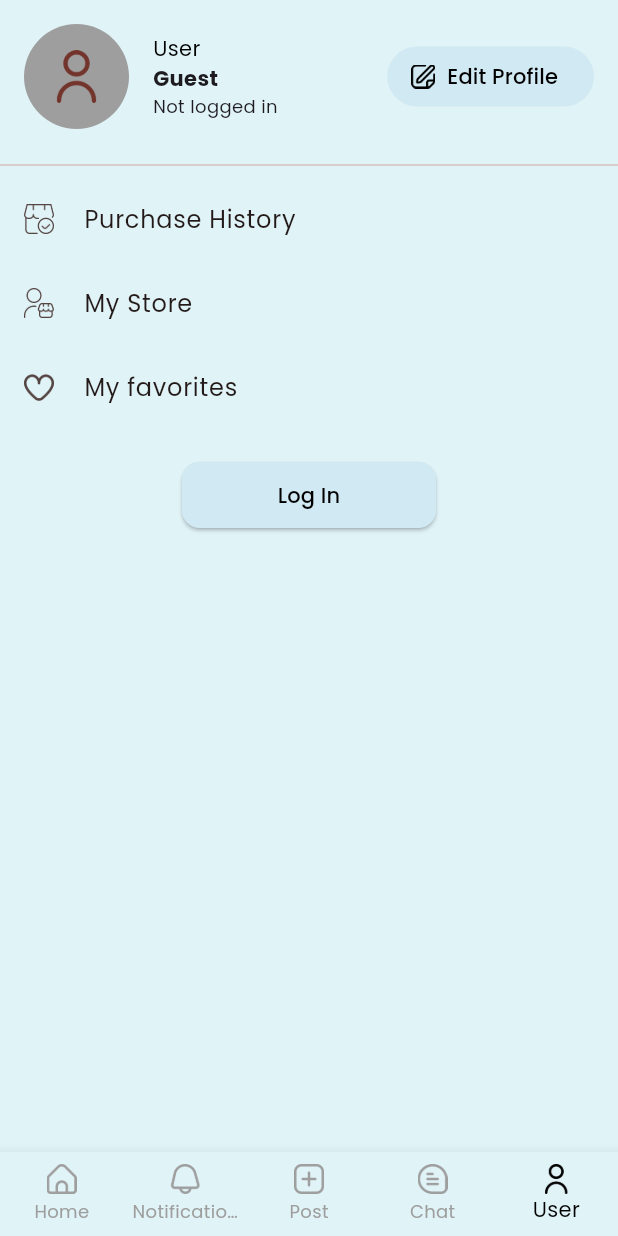
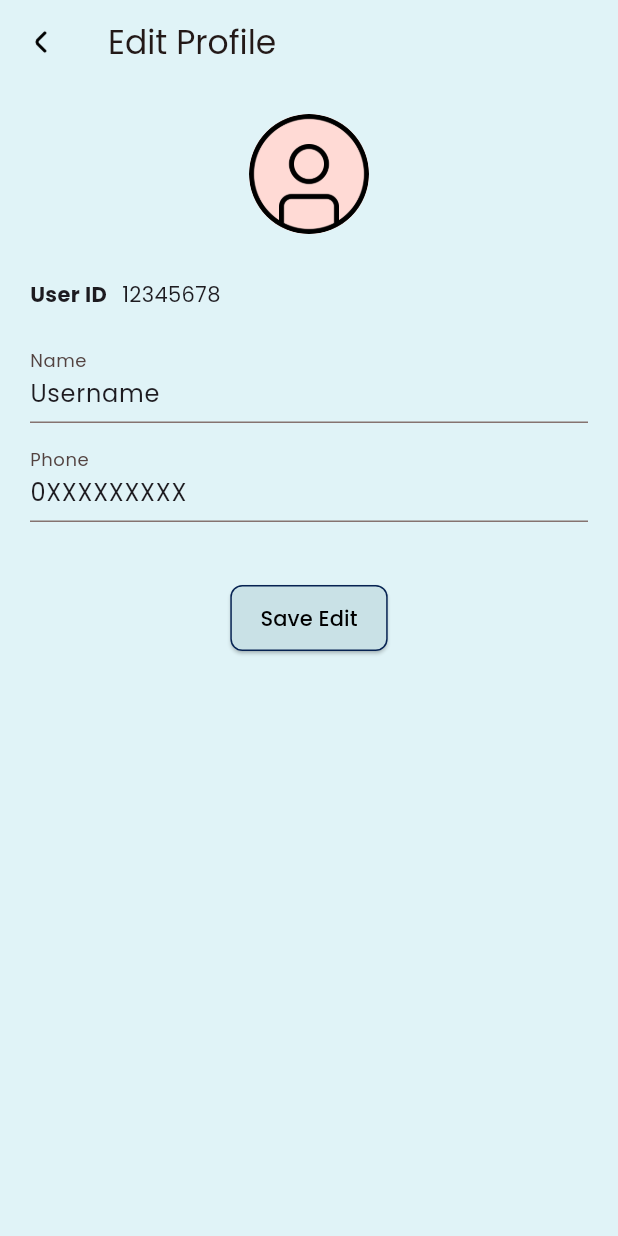
Before and after one commit to sareefhub/local_community_marketplace, a Flutter app: the screen it shows after launch, item 5 of the bottom bar chosen, after a tap on "Edit Profile", on a phone screen of 412 x 824 dp. Run offline on Flutter 3.47's test engine with Material 3 defaults, Android fonts, the phone set to English and light mode, and no system bars; our stand-ins replace cloud_firestore, firebase_core, go_router, google_fonts; accounts and stored records are empty; generated files the repository leaves out were written again.

Commit message:
Create edit profile screen for user profile editing

```diff
--- a/lib/main.dart
+++ b/lib/main.dart
@@ -7,6 +7,7 @@
 import 'screens/login_screen.dart';
 import 'screens/profile_screen.dart';
 import 'screens/post_screen.dart';
+import 'screens/edit_profile_screen.dart';
 // import 'screens/login_phone_screen.dart';
 // import 'screens/register_phone_screen.dart';
 
@@ -48,6 +49,10 @@
           path: '/post',
           builder: (context, state) => const PostScreen(),
         ),
+        GoRoute(
+          path: '/edit_profile',
+          builder: (context, state) => const EditProfileScreen(),
+        ),
 
         // GoRoute(
         //   path: '/notification',
--- /dev/null
+++ b/lib/screens/edit_profile_screen.dart
@@ -0,0 +1,91 @@
+import 'package:flutter/material.dart';
+
+class EditProfileScreen extends StatefulWidget {
+  const EditProfileScreen({super.key});
+
+  @override
+  State<EditProfileScreen> createState() => _EditProfileScreenState();
+}
+
+class _EditProfileScreenState extends State<EditProfileScreen> {
+  final TextEditingController _nameController =
+      TextEditingController(text: 'Username');
+  final TextEditingController _phoneController =
+      TextEditingController(text: '0XXXXXXXXX');
+
+  @override
+  Widget build(BuildContext context) {
+    return Scaffold(
+      backgroundColor: const Color(0xFFE0F3F7),
+      appBar: AppBar(
+        backgroundColor: const Color(0xFFE0F3F7),
+        title: const Text('Edit Profile'),
+        elevation: 0,
+        leading: IconButton(
+          icon: Image.asset(
+            'assets/icons/angle-small-left.png',
+            width: 24,
+            height: 24,
+          ),
+          onPressed: () => Navigator.pop(context),
+        ),
+      ),
+      body: Padding(
+        padding: const EdgeInsets.all(20),
+        child: Column(
+          children: [
+            const CircleAvatar(
+              radius: 40,
+              backgroundColor: Colors.white,
+              child: CircleAvatar(
+                radius: 40,
+                backgroundImage: AssetImage('assets/icons/circle-user.png'),
+              ),
+            ),
+            const SizedBox(height: 30),
+            Row(
+              children: const [
+                Text('User ID', style: TextStyle(fontWeight: FontWeight.bold)),
+                SizedBox(width: 10),
+                Text('12345678'),
+              ],
+            ),
+            const SizedBox(height: 20),
+            TextFormField(
+              controller: _nameController,
+              decoration: const InputDecoration(labelText: 'Name'),
+            ),
+            const SizedBox(height: 10),
+            TextFormField(
+              controller: _phoneController,
+              decoration: const InputDecoration(labelText: 'Phone'),
+              keyboardType: TextInputType.phone,
+            ),
+            const SizedBox(height: 40),
+            ElevatedButton(
+              onPressed: () {
+                // TODO: Save logic
+                Navigator.pop(context);
+              },
+              child: const Text('Save Edit'),
+              style: ElevatedButton.styleFrom(
+                backgroundColor: Color(0xFFC9E1E6),
+                foregroundColor: Colors.black,
+                padding:
+                    const EdgeInsets.symmetric(horizontal: 20, vertical: 12),
+                side: const BorderSide(
+                  color: Color(0xFF062252),
+                  width: 1,
+                ),
+                shape: RoundedRectangleBorder(
+                  // เพิ่มความโค้งมุม (ถ้าต้องการ)
+                  borderRadius: BorderRadius.all(Radius.circular(8)),
+                ),
+              ),
+            ),
+          ],
+        ),
+      ),
+    );
+  }
+}
--- a/lib/screens/profile_screen.dart
+++ b/lib/screens/profile_screen.dart
@@ -53,7 +53,9 @@ class ProfileScreen extends StatelessWidget {
                   ),
                   const Spacer(),
                   ElevatedButton.icon(
-                    onPressed: () {},
+                    onPressed: () {
+                      context.push('/edit_profile');
+                    },
                     icon: const ImageIcon(
                       AssetImage('assets/icons/edit.png'),
                       size: 16,
@@ -115,7 +117,8 @@ class ProfileScreen extends StatelessWidget {
                         ),
                       ),
                       child: Padding(
-                        padding: const EdgeInsets.symmetric(horizontal: 40, vertical: 12),
+                        padding: const EdgeInsets.symmetric(
+                            horizontal: 40, vertical: 12),
                         child: Text(isLoggedIn ? 'Log Out' : 'Log In'),
                       ),
                     ),
```
Also changed, not shown: assets/icons/angle-small-left.png (added), assets/icons/arrow-left.png (added), assets/icons/arrow-right.png (added), pubspec.lock.
